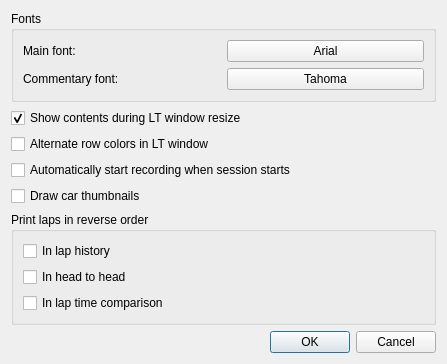
Above: ui/preferencesdialog.ui from gronberg/f1lt before the change. Below: the same form after it.
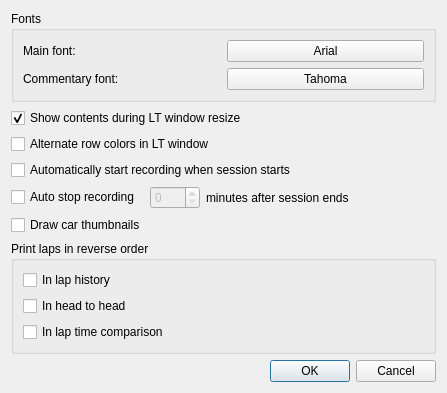
That is the form after the change. Icons and pictures are not drawn.

Commit message: changed trackstatuswidget into eventstatuswidget, added weather icons, added auto stop recording option in the preferences (still needs implementation though)

```diff
--- a/ui/preferencesdialog.ui
+++ b/ui/preferencesdialog.ui
@@ -7,7 +7,7 @@
     <x>0</x>
     <y>0</y>
     <width>447</width>
-    <height>339</height>
+    <height>365</height>
    </rect>
   </property>
   <property name="windowTitle">
@@ -82,6 +82,49 @@
      </property>
     </widget>
    </item>
+   <item>
+    <layout class="QHBoxLayout" name="horizontalLayout">
+     <property name="spacing">
+      <number>6</number>
+     </property>
+     <property name="bottomMargin">
+      <number>0</number>
+     </property>
+     <item>
+      <widget class="QCheckBox" name="autoStopRecordBox">
+       <property name="sizePolicy">
+        <sizepolicy hsizetype="Fixed" vsizetype="Fixed">
+         <horstretch>0</horstretch>
+         <verstretch>0</verstretch>
+        </sizepolicy>
+       </property>
+       <property name="text">
+        <string>Auto stop recording </string>
+       </property>
+      </widget>
+     </item>
+     <item>
+      <widget class="QSpinBox" name="autoStopRecordSpinBox">
+       <property name="enabled">
+        <bool>false</bool>
+       </property>
+       <property name="maximumSize">
+        <size>
+         <width>50</width>
+         <height>16777215</height>
+        </size>
+       </property>
+      </widget>
+     </item>
+     <item>
+      <widget class="QLabel" name="label_3">
+       <property name="text">
+        <string>minutes after session ends</string>
+       </property>
+      </widget>
+     </item>
+    </layout>
+   </item>
    <item>
     <widget class="QCheckBox" name="thumbnailsCheckBox">
      <property name="text">
```
Left out of the diff: 8 changed lines with no effect on the pictures. The commit also changes 25 other files.
